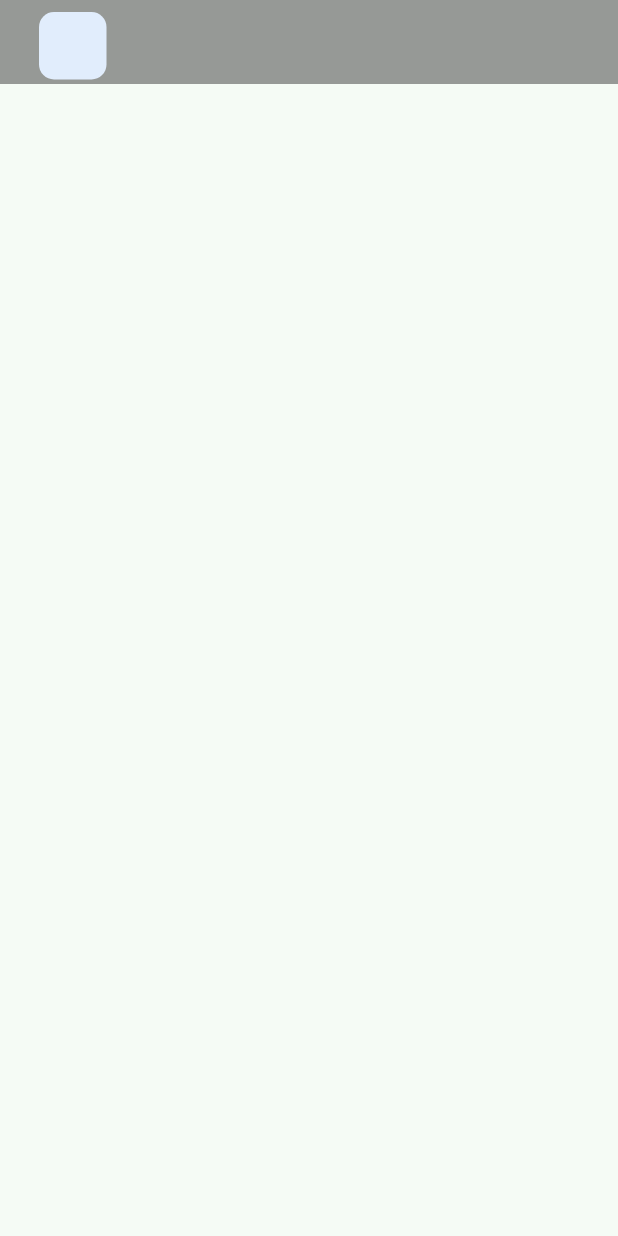
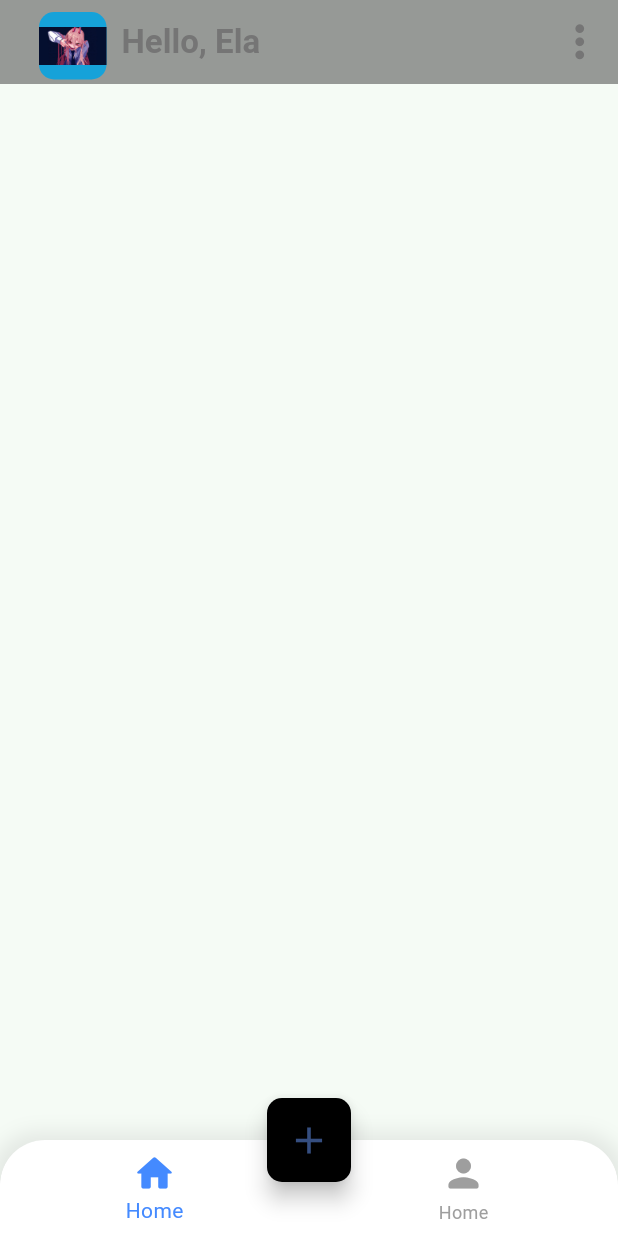
Before and after one commit to Ela-El-maker/My-Task-Manager, a Flutter app: the screen it shows after launch, on a phone screen of 412 x 824 dp. Run offline on Flutter 3.47's test engine with Material 3 defaults, Android fonts, the phone set to English and light mode, and no system bars.

```diff
--- a/lib/screens/homePage.dart
+++ b/lib/screens/homePage.dart
@@ -1,5 +1,7 @@
 import 'package:flutter/material.dart';
+import 'package:taskify/screens/profilePage.dart';
 import 'package:taskify/widgets/constant.dart';
+import 'package:taskify/widgets/premium.dart';
 
 class MyHomePage extends StatefulWidget {
   const MyHomePage({super.key});
@@ -9,10 +11,75 @@ class MyHomePage extends StatefulWidget {
 }
 
 class _MyHomePageState extends State<MyHomePage> {
+  List<Widget> _pages = [
+    MyHomePage(),
+    MyProfilePage(),
+  ];
+  int activeIndex = 0;
   @override
   Widget build(BuildContext context) {
     return Scaffold(
       appBar: _buildAppBar(),
+      bottomNavigationBar: Container(
+        decoration: BoxDecoration(
+            borderRadius: BorderRadius.only(
+              topLeft: Radius.circular(30),
+              topRight: Radius.circular(30),
+            ),
+            boxShadow: [
+              BoxShadow(
+                color: Colors.grey.withOpacity(0.2),
+                blurRadius: 10,
+                spreadRadius: 5,
+              ),
+            ]),
+        child: ClipRRect(
+          borderRadius: BorderRadius.only(
+            topLeft: Radius.circular(30),
+            topRight: Radius.circular(30),
+          ),
+          child: BottomNavigationBar(
+            backgroundColor: kWhite,
+            selectedItemColor: Colors.blueAccent,
+            unselectedItemColor: Colors.grey,
+            items: const [
+              BottomNavigationBarItem(
+                icon: Icon(
+                  Icons.home_rounded,
+                  size: 30,
+                ),
+                label: "Home",
+              ),
+              BottomNavigationBarItem(
+                icon: Icon(
+                  Icons.person_rounded,
+                  size: 30,
+                ),
+                label: "Home",
+              ),
+            ],
+            onTap: (index) {
+              setState(() {
+                activeIndex = index;
+                // _currentIndex = index;
+              });
+            },
+          ),
+        ),
+      ),
+      floatingActionButton: FloatingActionButton(
+        onPressed: () {},
+        shape: RoundedRectangleBorder(
+          borderRadius: BorderRadius.circular(10),
+        ),
+        backgroundColor: Colors.black,
+        child: Icon(
+          Icons.add,
+          color: kBlueDark,
+          size: 30,
+        ),
+      ),
+      floatingActionButtonLocation: FloatingActionButtonLocation.centerDocked,
     );
   }
 }
@@ -32,11 +99,48 @@ AppBar _buildAppBar() {
           height: 45,
           width: 45,
           decoration: BoxDecoration(
-            color: kBlue,
-            borderRadius: BorderRadius.circular(10)
+              color: kBlue, borderRadius: BorderRadius.circular(10)),
+          child: ClipRRect(
+            borderRadius: BorderRadius.circular(10),
+            child: Image.asset('assets/images/pxfuel(2).jpg'),
+          ),
+        ),
+        SizedBox(
+          width: 10,
+        ),
+        Text(
+          "Hello, Ela",
+          style: TextStyle(
+            color: Colors.grey.shade600,
+            fontSize: 22,
+            fontWeight: FontWeight.bold,
           ),
         ),
       ],
     ),
+    actions: <Widget>[
+      IconButton(
+        onPressed: () {},
+        icon: Icon(
+          Icons.more_vert,
+          color: Colors.grey.shade600,
+          size: 35,
+        ),
+      ),
+    ],
   );
 }
+
+class HomePage extends StatelessWidget {
+  const HomePage({super.key});
+
+  @override
+  Widget build(BuildContext context) {
+    return Column(
+      crossAxisAlignment: CrossAxisAlignment.start,
+      children: [
+        GoPremium(),
+      ],
+    );
+  }
+}
```
Also changed, not shown: lib/components/customText.dart (added, +13 -0 lines), lib/screens/profilePage.dart (added, +16 -0 lines), lib/widgets/constant.dart (+9 -9 lines), lib/widgets/premium.dart (added, +79 -0 lines), assets/images/pxfuel(2).jpg (added), assets/images/pxfuel(3).jpg (added), assets/images/pxfuel(4).jpg (added).
